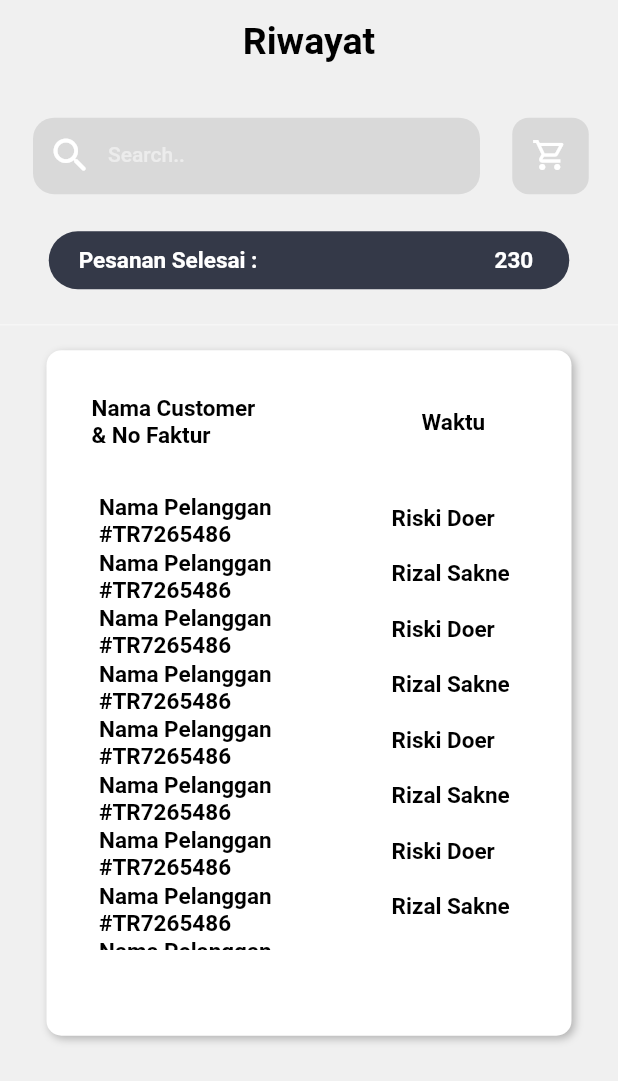
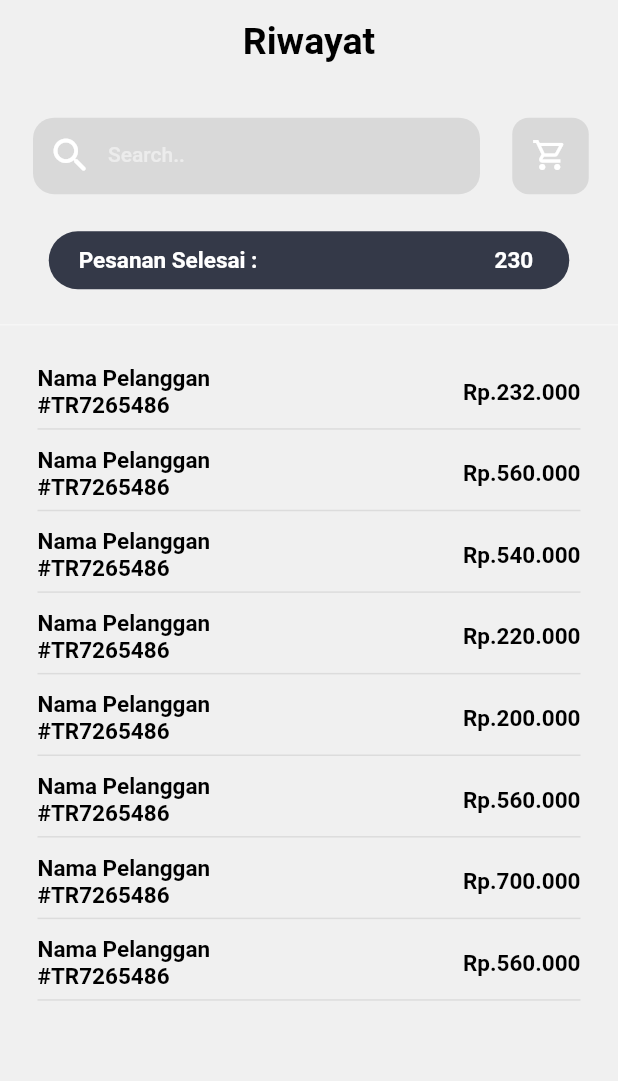
Before and after one commit to FathurrahmanDwiK2002/WG-Optical-Mobile, a Flutter app: the riwayat screen opened directly, on a phone screen of 412 x 824 dp. Shown: the top 1081 px of the screen. Run offline on Flutter 3.47's test engine with Material 2 defaults, Android fonts, the phone set to English and light mode, and no system bars; our stand-ins replace get, hive, hive_flutter, modal_bottom_sheet; accounts and stored records are empty; Roboto replaces fonts that are missing (Montserrat).

Commit message:
Perubahan Layout list

```diff
--- a/lib/riwayat/page_riwayat.dart
+++ b/lib/riwayat/page_riwayat.dart
@@ -7,6 +7,7 @@ import 'package:flutter/src/widgets/container.dart';
 import 'package:flutter/src/widgets/framework.dart';
 import 'package:flutter/material.dart';
 import 'package:wg_optical/home/widget/searchBar.dart';
+import 'package:wg_optical/pesanan_saya/screen/detailPesanan.dart';
 
 import '../models/kacaMata_item.dart';
 
@@ -20,27 +21,27 @@ class riwayat extends StatefulWidget {
 class _riwayatState extends State<riwayat> {
   final List<KacaMataItem> listKacaMata = [
     KacaMataItem(
-        Waktu: 'Riski Doer', title: '#TR7265486', subtitle: 'Nama Pelanggan'),
+        Waktu: 'Rp.232.000', title: '#TR7265486', subtitle: 'Nama Pelanggan'),
     KacaMataItem(
-        Waktu: 'Rizal Sakne', title: '#TR7265486', subtitle: 'Nama Pelanggan'),
+        Waktu: 'Rp.560.000', title: '#TR7265486', subtitle: 'Nama Pelanggan'),
     KacaMataItem(
-        Waktu: 'Riski Doer', title: '#TR7265486', subtitle: 'Nama Pelanggan'),
+        Waktu: 'Rp.540.000', title: '#TR7265486', subtitle: 'Nama Pelanggan'),
     KacaMataItem(
-        Waktu: 'Rizal Sakne', title: '#TR7265486', subtitle: 'Nama Pelanggan'),
+        Waktu: 'Rp.220.000', title: '#TR7265486', subtitle: 'Nama Pelanggan'),
     KacaMataItem(
-        Waktu: 'Riski Doer', title: '#TR7265486', subtitle: 'Nama Pelanggan'),
+        Waktu: 'Rp.200.000', title: '#TR7265486', subtitle: 'Nama Pelanggan'),
     KacaMataItem(
-        Waktu: 'Rizal Sakne', title: '#TR7265486', subtitle: 'Nama Pelanggan'),
+        Waktu: 'Rp.560.000', title: '#TR7265486', subtitle: 'Nama Pelanggan'),
     KacaMataItem(
-        Waktu: 'Riski Doer', title: '#TR7265486', subtitle: 'Nama Pelanggan'),
+        Waktu: 'Rp.700.000', title: '#TR7265486', subtitle: 'Nama Pelanggan'),
     KacaMataItem(
-        Waktu: 'Rizal Sakne', title: '#TR7265486', subtitle: 'Nama Pelanggan'),
+        Waktu: 'Rp.560.000', title: '#TR7265486', subtitle: 'Nama Pelanggan'),
     KacaMataItem(
-        Waktu: 'Rizal Sakne', title: '#TR7265486', subtitle: 'Nama Pelanggan'),
+        Waktu: 'Rp.100.000', title: '#TR7265486', subtitle: 'Nama Pelanggan'),
     KacaMataItem(
-        Waktu: 'Riski Doer', title: '#TR7265486', subtitle: 'Nama Pelanggan'),
+        Waktu: 'Rp.500.000', title: '#TR7265486', subtitle: 'Nama Pelanggan'),
     KacaMataItem(
-        Waktu: 'Rizal Sakne', title: '#TR7265486', subtitle: 'Nama Pelanggan')
+        Waktu: 'Rp.560.000', title: '#TR7265486', subtitle: 'Nama Pelanggan')
   ];
 
   int counter = 0;
@@ -192,79 +193,15 @@ class _riwayatState extends State<riwayat> {
             height: heightPhone * 0.02,
           ),
           Container(
-            width: 350,
-            height: (screenHeight / 2) - (-45),
-            decoration: BoxDecoration(
-              borderRadius: BorderRadius.circular(10),
-              boxShadow: [
-                BoxShadow(
-                  color: Color(0x3f000000),
-                  blurRadius: 4,
-                  offset: Offset(2, 2),
-                ),
-              ],
-              color: Colors.white,
-            ),
-            child: Column(
-              children: [
-                SizedBox(
-                  height: 30,
-                ),
-                Row(
-                  mainAxisAlignment: MainAxisAlignment.spaceBetween,
-                  crossAxisAlignment: CrossAxisAlignment.center,
+              // color: Colors.blue,
+              height: heightPhone * 0.56,
+              width: MediaQuery.of(context).size.width,
+              child: ListView(
                 children: [
                   Container(
-                      child: Padding(
-                        padding: const EdgeInsets.only(
-                          left: 30,
-                        ),
-                        child: Text(
-                          'Nama Customer & No Faktur ',
-                          style: TextStyle(
-                            color: Colors.black,
-                            fontSize: 15,
-                            fontFamily: "Montserrat",
-                            fontWeight: FontWeight.w700,
-                          ),
-                        ),
-                      ),
-                      width: 150,
-                    ),
-                    Container(
-                      child: Padding(
-                        padding: const EdgeInsets.only(left: 50),
-                        child: Text(
-                          "Waktu",
-                          style: TextStyle(
-                            color: Colors.black,
-                            fontSize: 15,
-                            fontFamily: "Montserrat",
-                            fontWeight: FontWeight.w700,
-                          ),
-                        ),
-                      ),
-                      width: 150,
-                    ),
-                  ],
-                ),
-                Container(
-                    // color: Colors.blue,
-                    height: (MediaQuery.of(context).size.height / 2) - 30,
-                    width: MediaQuery.of(context).size.width,
-                    child: ListView(
-                      padding: EdgeInsets.only(
-                        top: 25.0,
-                      ),
-                      children: [
-                        Padding(
-                          padding: EdgeInsets.only(
-                              left: 15.0, right: 15.0, bottom: 40),
-                          child: Container(
                     // color: Colors.amber,
-                            width: MediaQuery.of(context).size.width - 10.0,
-                            height:
-                                (MediaQuery.of(context).size.height / 2) - 103,
+                    width: screenWidth,
+                    height: heightPhone * 0.53,
                     child: ListView(
                       scrollDirection: Axis.vertical,
                       children: [
@@ -274,12 +211,8 @@ class _riwayatState extends State<riwayat> {
                       ],
                     ),
                   ),
-                        ),
                 ],
-                    ))
-              ],
-            ),
-          )
+              )),
         ],
       ),
     );
@@ -288,27 +221,46 @@ class _riwayatState extends State<riwayat> {
   Widget _listkacamata(KacaMataItem cItem) {
     final screenHeight = MediaQuery.of(context).size.height;
     final screenWidth = MediaQuery.of(context).size.width;
+    final appbar = AppBar(
+      backgroundColor: Colors.transparent,
+      elevation: 0,
+      toolbarHeight: 0,
+    );
+
+    final heightPhone = screenHeight -
+        appbar.preferredSize.height -
+        MediaQuery.of(context).padding.top;
 
     return Padding(
-      padding: EdgeInsets.only(left: 10.0, right: 5.0, top: 5),
+      padding: EdgeInsets.only(
+        left: 5.0,
+        right: 5.0,
+      ),
       child: GestureDetector(
+        onTap: () {
+          Navigator.of(context).push(MaterialPageRoute(
+              builder: (context) => detailPesanan(anu: cItem)));
+          // print(cItem.title.toString());
+        },
         child: Container(
           decoration: BoxDecoration(
             borderRadius: BorderRadius.circular(15.0),
           ),
-          height: (screenHeight / 2) - 380,
+          height: heightPhone * 0.066,
           width: 120.0,
-          child: Row(
+          child: Padding(
+            padding: const EdgeInsets.only(left: 20, right: 20, top: 10),
+            child: Column(
+              children: [
+                Row(
                   crossAxisAlignment: CrossAxisAlignment.center,
-            mainAxisAlignment: MainAxisAlignment.start,
+                  mainAxisAlignment: MainAxisAlignment.spaceBetween,
                   children: [
                     Column(
                       mainAxisAlignment: MainAxisAlignment.start,
                       crossAxisAlignment: CrossAxisAlignment.start,
                       children: [
                         Container(
-                    child: Padding(
-                      padding: EdgeInsets.only(left: 10.0),
                           child: Text(
                             cItem.subtitle!,
                             style: TextStyle(
@@ -319,10 +271,7 @@ class _riwayatState extends State<riwayat> {
                             ),
                           ),
                         ),
-                  ),
                         Container(
-                    child: Padding(
-                      padding: EdgeInsets.only(left: 10.0),
                           child: Text(
                             cItem.title!,
                             style: TextStyle(
@@ -333,12 +282,9 @@ class _riwayatState extends State<riwayat> {
                             ),
                           ),
                         ),
-                  ),
                       ],
                     ),
-              Padding(
-                padding: EdgeInsets.only(left: 80.0),
-                child: Text(
+                    Text(
                       cItem.Waktu!,
                       style: TextStyle(
                         color: Colors.black,
@@ -347,8 +293,20 @@ class _riwayatState extends State<riwayat> {
                         fontWeight: FontWeight.w600,
                       ),
                     ),
+                  ],
                 ),
+                SizedBox(
+                  height: heightPhone * 0.0073,
+                ),
+                SizedBox(
+                  width: screenWidth * 0.9,
+                  height: 1,
+                  child: Material(
+                    color: Color.fromARGB(255, 220, 220, 220),
+                  ),
+                )
               ],
+            ),
           ),
         ),
       ),
```
Lines whose indentation alone changed are shown as unchanged.
